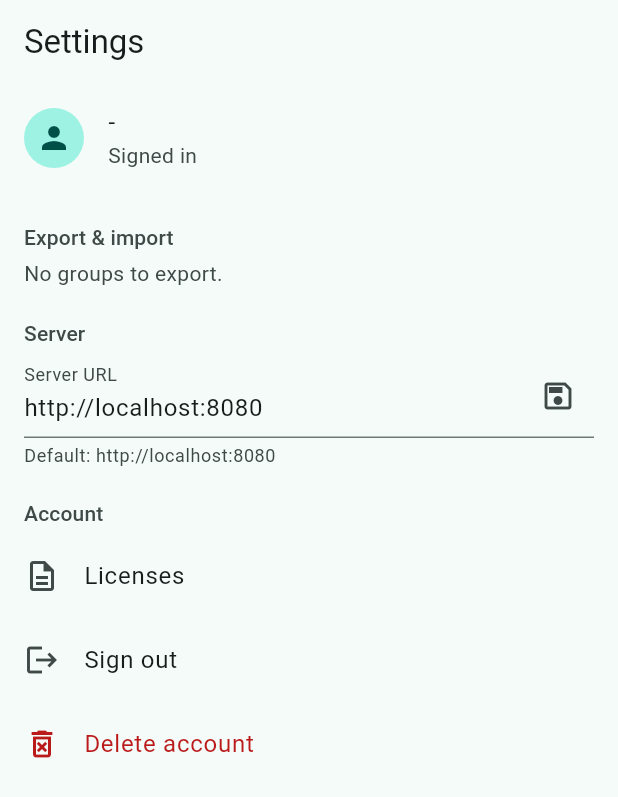
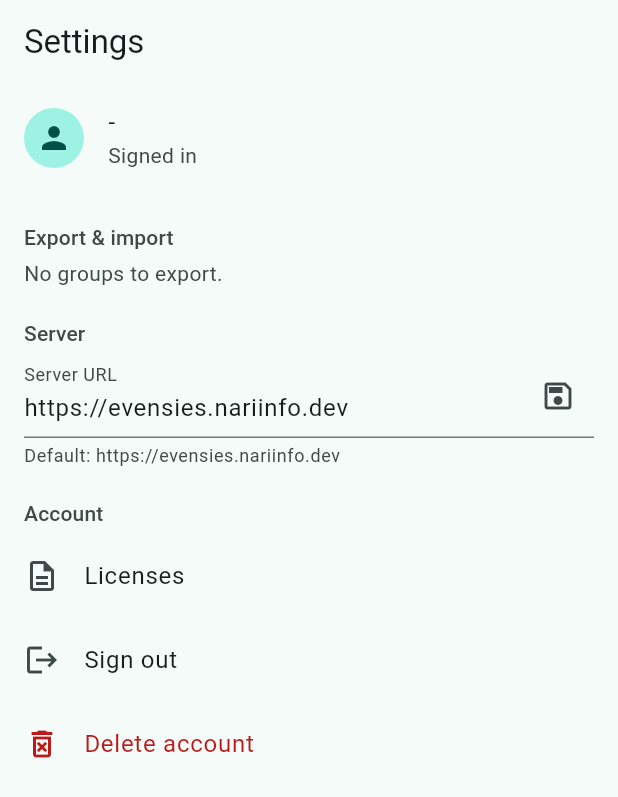
Before and after one commit to devyourown/evensies, a Flutter app: the SettingsScreen screen opened by its route, on a phone screen of 412 x 824 dp. Shown: the top 797 px of the screen. Run offline on Flutter 3.47's test engine with Material 3 defaults, Android fonts, the phone set to English and light mode, and no system bars; our stand-ins replace app_links, dio, drift, drift_flutter, file_picker, firebase_core and 7 more; accounts and stored records are empty; generated files the repository leaves out were written again.

Commit message:
chore: production host is evensies.nariinfo.dev (app default server URL, deploy env example)
Co-Authored-By: Claude Fable 5.1 <noreply@anthropic.com>

```diff
--- a/app/lib/core/env.dart
+++ b/app/lib/core/env.dart
@@ -3,7 +3,7 @@ import 'package:shared_preferences/shared_preferences.dart';
 
 abstract final class Env {
   static const defaultServerUrl =
-      String.fromEnvironment('EVENSIES_SERVER_URL', defaultValue: 'http://localhost:8080');
+      String.fromEnvironment('EVENSIES_SERVER_URL', defaultValue: 'https://evensies.nariinfo.dev');
   static const devLogin = bool.fromEnvironment('DEV_LOGIN', defaultValue: false);
 }
 
```
Also changed, not shown: 3 other files.
